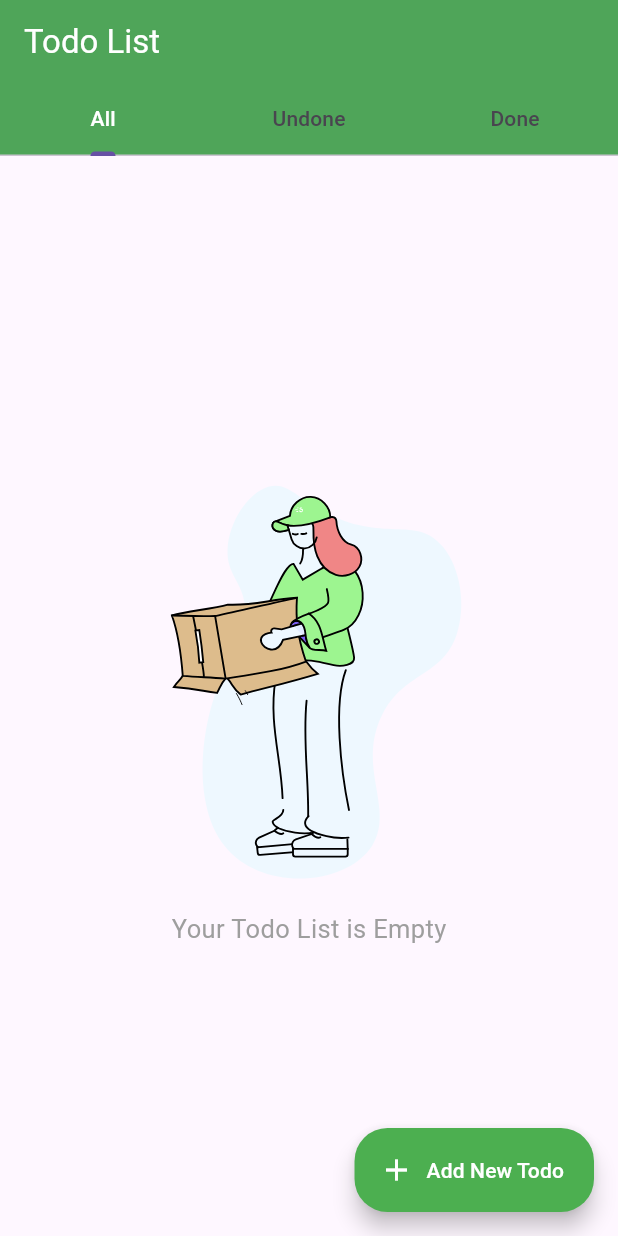
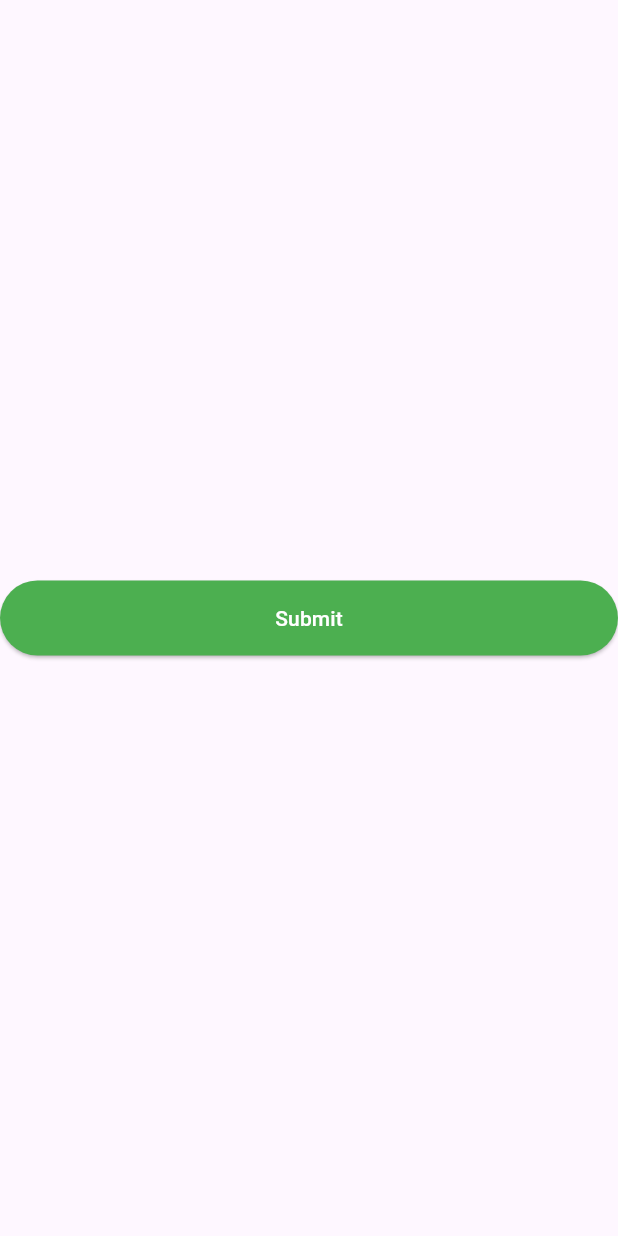
Before and after one commit to Ashrafulalkh/todo_app, a Flutter app: the screen it shows after launch, on a phone screen of 412 x 824 dp. Run offline on Flutter 3.47's test engine with Material 3 defaults, Android fonts, the phone set to English and light mode, and no system bars; our stand-ins replace flutter_slidable, get, lottie, supabase_flutter; accounts and stored records are empty.

Commit message:
-Many changes has done -new flutter version 3.27.1 added

```diff
--- a/lib/app.dart
+++ b/lib/app.dart
@@ -1,13 +1,14 @@
 import 'package:flutter/material.dart';
+import 'package:get/get.dart';
 import 'package:todo_app/ui/screens/splash_screen.dart';
-import 'package:todo_app/ui/screens/todo_list/todo_list_screen.dart';
+
 
 class TodoApp extends StatelessWidget {
   const TodoApp({super.key});
 
   @override
   Widget build(BuildContext context) {
-    return MaterialApp(
+    return GetMaterialApp(
       home: const SplashScreen(),
       theme: _buildLightTheme(),
     );
--- a/lib/main.dart
+++ b/lib/main.dart
@@ -1,6 +1,9 @@
 import 'package:flutter/material.dart';
 import 'package:todo_app/app.dart';
+import 'package:todo_app/ui/utlis/const.dart';
+import 'package:supabase_flutter/supabase_flutter.dart';
 
-void main() {
+Future<void> main() async{
+  await Supabase.initialize(url: supabaseUrl, anonKey: supabaseKey);
   runApp(const TodoApp());
 }
--- a/lib/ui/screens/add_new_todo_screen.dart
+++ b/lib/ui/screens/add_new_todo_screen.dart
@@ -1,6 +1,5 @@
 import 'package:flutter/material.dart';
-import 'package:todo_app/entities/todo.dart';
-import 'package:todo_app/ui/widgets/empty_list_widgets.dart';
+import 'package:todo_app/data/models/todo.dart';
 
 class AddNewTodoScreen extends StatefulWidget {
   const AddNewTodoScreen({super.key, required this.onAddTodo});
--- /dev/null
+++ b/lib/ui/screens/auth/sign_in_screen.dart
@@ -0,0 +1,18 @@
+import 'package:flutter/material.dart';
+import 'package:get/get.dart';
+import 'package:todo_app/ui/screens/todo_list/todo_list_screen.dart';
+
+class SignInScreen extends StatelessWidget {
+  const SignInScreen({super.key});
+
+  @override
+  Widget build(BuildContext context) {
+    return Scaffold(
+      body: Center(
+        child: ElevatedButton(onPressed: () {
+          Get.offAll(() => const TodoListScreen());
+        }, child: const Text('Submit')),
+      ),
+    );
+  }
+}
--- a/lib/ui/screens/todo_list/all_todo_list.dart
+++ b/lib/ui/screens/todo_list/all_todo_list.dart
@@ -1,5 +1,5 @@
 import 'package:flutter/material.dart';
-import 'package:todo_app/entities/todo.dart';
+import 'package:todo_app/data/models/todo.dart';
 import 'package:todo_app/ui/widgets/empty_list_widgets.dart';
 import 'package:todo_app/ui/widgets/todo_item.dart';
 import 'package:flutter_slidable/flutter_slidable.dart';
--- a/lib/ui/screens/todo_list/done_todo_list.dart
+++ b/lib/ui/screens/todo_list/done_todo_list.dart
@@ -1,5 +1,5 @@
 import 'package:flutter/material.dart';
-import 'package:todo_app/entities/todo.dart';
+import 'package:todo_app/data/models/todo.dart';
 import 'package:todo_app/ui/widgets/empty_list_widgets.dart';
 import 'package:todo_app/ui/widgets/todo_item.dart';
 import 'package:flutter_slidable/flutter_slidable.dart';
--- a/lib/ui/screens/todo_list/todo_list_screen.dart
+++ b/lib/ui/screens/todo_list/todo_list_screen.dart
@@ -1,5 +1,5 @@
 import 'package:flutter/material.dart';
-import 'package:todo_app/entities/todo.dart';
+import 'package:todo_app/data/models/todo.dart';
 import 'package:todo_app/ui/screens/add_new_todo_screen.dart';
 import 'package:todo_app/ui/screens/todo_list/all_todo_list.dart';
 import 'package:todo_app/ui/screens/todo_list/done_todo_list.dart';
--- a/lib/ui/screens/todo_list/undone_todo_list.dart
+++ b/lib/ui/screens/todo_list/undone_todo_list.dart
@@ -1,5 +1,5 @@
 import 'package:flutter/material.dart';
-import 'package:todo_app/entities/todo.dart';
+import 'package:todo_app/data/models/todo.dart';
 import 'package:todo_app/ui/widgets/empty_list_widgets.dart';
 import 'package:todo_app/ui/widgets/todo_item.dart';
 import 'package:flutter_slidable/flutter_slidable.dart';
--- /dev/null
+++ b/lib/ui/utlis/const.dart
@@ -0,0 +1,2 @@
+const supabaseUrl = 'https://fbocosfqgwkztbbdqrdu.supabase.co';
+const supabaseKey = 'eyJhbGciOiJIUzI1NiIsInR5cCI6IkpXVCJ9.eyJpc3MiOiJzdXBhYmFzZSIsInJlZiI6ImZib2Nvc2ZxZ3drenRiYmRxcmR1Iiwicm9sZSI6ImFub24iLCJpYXQiOjE3MzQ2MjUyOTcsImV4cCI6MjA1MDIwMTI5N30.-Kp61nNNlYANs3MmeggS0Kv9tM-xOrxfinDcy0J9Vxs';
--- a/lib/ui/widgets/todo_item.dart
+++ b/lib/ui/widgets/todo_item.dart
@@ -1,5 +1,5 @@
 import 'package:flutter/material.dart';
-import 'package:todo_app/entities/todo.dart';
+import 'package:todo_app/data/models/todo.dart';
 import 'package:intl/intl.dart';
 
 class TodoItem extends StatelessWidget {
```
Also changed, not shown: lib/ui/widgets/splash_widget.dart (+4 -7 lines), pubspec.yaml (+6 -3 lines), lib/data/models/todo.dart (renamed from lib/entities/todo.dart), pubspec.lock, 13 other files.
